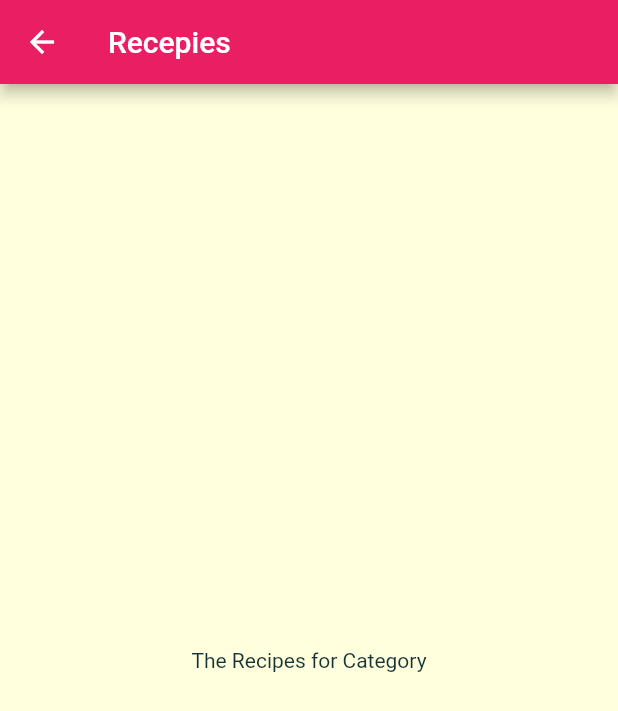
After one commit to mishikaraj/MealApp, a Flutter app: the screen it shows after launch, after a tap on "Italian", on a phone screen of 412 x 824 dp. The commit adds this screen. Shown: the top 711 px of the screen. Run offline on Flutter 3.47's test engine with Material 2 defaults, Android fonts, the phone set to English and light mode, and no system bars; Roboto replaces fonts that are missing (Raleway).

Commit message:
Pages are managed as stack

```diff
--- a/lib/category_item.dart
+++ b/lib/category_item.dart
@@ -1,13 +1,29 @@
 import 'package:flutter/material.dart';
+import './category_meals_screen.dart';
 
 class CategoryItem extends StatelessWidget {
   final String title;
   final Color color;
 
   CategoryItem(this.title, this.color);
+  void selectCategory(BuildContext ctx) {
+    Navigator.of(ctx).push(
+      MaterialPageRoute(
+        builder: (_) {
+          return CategoryMealsScreen();
+        },
+      ),
+    );
+  }
+
   @override
   Widget build(BuildContext context) {
-    return Container(
+    //return GestureDetector(
+    return InkWell(
+      onTap: () => selectCategory(context),
+      splashColor: Theme.of(context).primaryColor,
+      borderRadius: BorderRadius.circular(15),
+      child: Container(
         padding: const EdgeInsets.all(15),
         child: Text(
           title,
@@ -20,6 +36,7 @@ class CategoryItem extends StatelessWidget {
           ], begin: Alignment.topLeft, end: Alignment.bottomRight),
           borderRadius: BorderRadius.circular(15),
         ),
+      ),
     );
   }
 }
--- /dev/null
+++ b/lib/category_meals_screen.dart
@@ -0,0 +1,17 @@
+import 'package:flutter/material.dart';
+
+class CategoryMealsScreen extends StatelessWidget {
+  @override
+  Widget build(BuildContext context) {
+    return Scaffold(
+      appBar: AppBar(
+        title: Text('Recepies'),
+      ),
+      body: Center(
+        child: Text(
+          'The Recipes for Category',
+        ),
+      ),
+    );
+  }
+}
--- a/lib/main.dart
+++ b/lib/main.dart
@@ -12,7 +12,21 @@ class MyApp extends StatelessWidget {
       theme: ThemeData(
         primarySwatch: Colors.pink,
         accentColor: Colors.amber,
-        canvasColor: Color.fromRGBO(255, 254, 221, 1)
+        canvasColor: Color.fromRGBO(255, 254, 221, 1),
+        fontFamily: 'Raleway',
+        textTheme: ThemeData.light().textTheme.copyWith(
+              body1: TextStyle(
+                color: Color.fromRGBO(20, 51, 51, 1),
+              ),
+              body2: TextStyle(
+                color: Color.fromRGBO(20, 51, 51, 1),
+              ),
+              title: TextStyle(
+                fontSize:20,
+                fontFamily:'RobotoCondensed',
+                fontWeight: FontWeight.bold,
+              )
+            ),
       ),
       home: CategoriesScreen(),
     );
```
Lines whose indentation alone changed are shown as unchanged.
